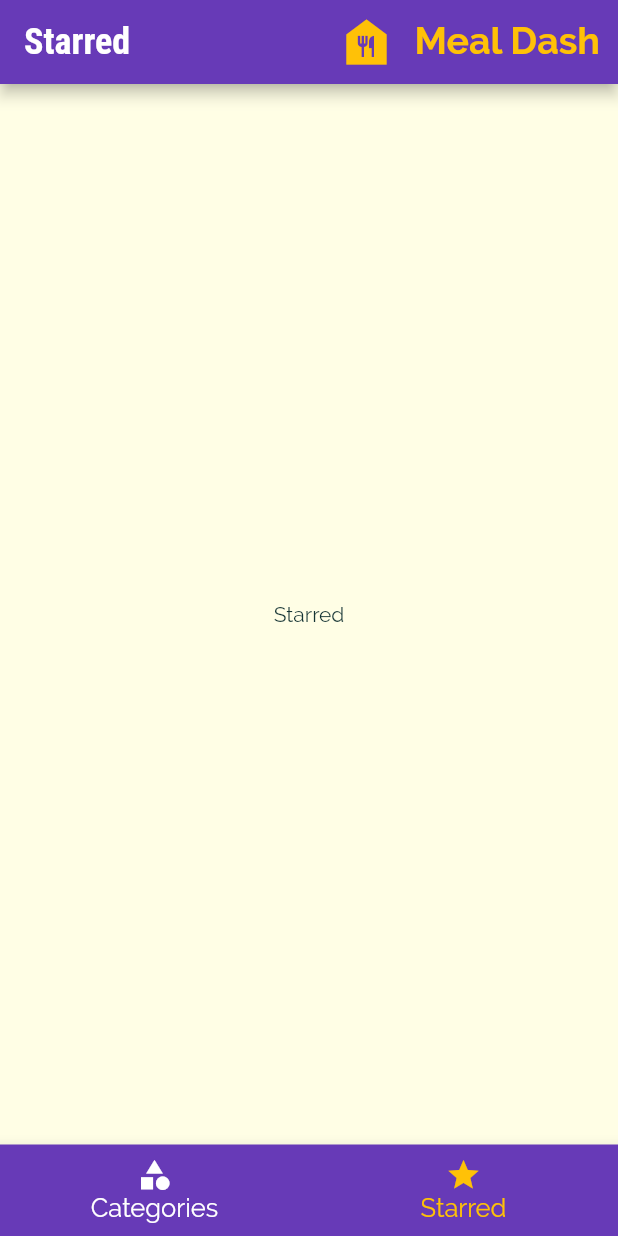
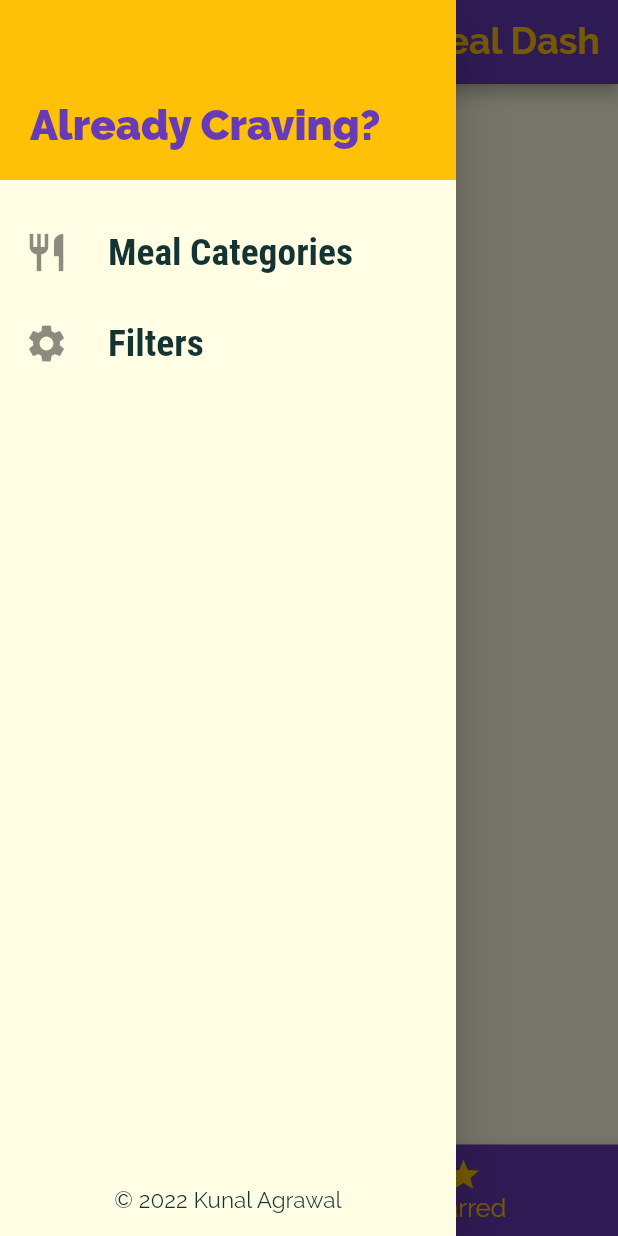
Before and after one commit to agrawalkunal2001/Meal_Dash, a Flutter app: the screen it shows after launch, item 2 of the bottom bar chosen, with the side drawer open (before the commit the screen has no drawer), on a phone screen of 412 x 824 dp. Run offline on Flutter 3.47's test engine with Material 2 defaults, Android fonts, the phone set to English and light mode, and no system bars.

Commit message:
Added drawer

```diff
--- a/lib/main.dart
+++ b/lib/main.dart
@@ -1,4 +1,5 @@
 import 'package:flutter/material.dart';
+import 'package:meal_dash/screens/filters_screen.dart';
 import 'package:meal_dash/screens/meal_category_screen.dart';
 import 'package:meal_dash/screens/meal_detail_screen.dart';
 import 'package:meal_dash/screens/tabs_screen.dart';
@@ -37,7 +38,8 @@ class MyApp extends StatelessWidget {
       routes: {
         "/": (ctx) => TabsScreen(),
         MealCategoryScreen.routeName: (ctx) => MealCategoryScreen(),
-        MealDetailScreen.routeName: (ctx) => MealDetailScreen()
+        MealDetailScreen.routeName: (ctx) => MealDetailScreen(),
+        FiltersScreen.routeName: (ctx) => FiltersScreen(),
       },
       onGenerateRoute: (settings) {
         // This function runs when a navigation is to occur and the route is not registered in the routes table above.
--- /dev/null
+++ b/lib/screens/filters_screen.dart
@@ -0,0 +1,17 @@
+import 'package:flutter/material.dart';
+
+class FiltersScreen extends StatefulWidget {
+  const FiltersScreen({Key? key}) : super(key: key);
+  static const routeName = "/filters";
+  @override
+  _FiltersScreenState createState() => _FiltersScreenState();
+}
+
+class _FiltersScreenState extends State<FiltersScreen> {
+  @override
+  Widget build(BuildContext context) {
+    return Center(
+      child: Text("Filters"),
+    );
+  }
+}
--- a/lib/screens/tabs_screen.dart
+++ b/lib/screens/tabs_screen.dart
@@ -1,6 +1,7 @@
 import 'package:flutter/material.dart';
 import 'package:meal_dash/screens/categories_screen.dart';
 import 'package:meal_dash/screens/starred_screen.dart';
+import 'package:meal_dash/widgets/main_drawer.dart';
 
 class TabsScreen extends StatefulWidget {
   const TabsScreen({Key? key}) : super(key: key);
@@ -62,11 +63,6 @@ class _TabsScreenState extends State<TabsScreen> {
       appBar: AppBar(
         title: Text(_pages[_selectedPageIndex]["title"] as String),
         actions: <Widget>[
-          Icon(
-            Icons.food_bank,
-            color: Theme.of(context).accentColor,
-            size: 40,
-          ),
           Container(
             padding: EdgeInsets.all(12),
             child: Text("Meal Dash",
@@ -77,6 +73,7 @@ class _TabsScreenState extends State<TabsScreen> {
           )
         ],
       ),
+      drawer: MainDrawer(),
       body: _pages[_selectedPageIndex]["page"] as Widget,
       bottomNavigationBar: BottomNavigationBar(
         onTap: _selectPage,
--- /dev/null
+++ b/lib/widgets/main_drawer.dart
@@ -0,0 +1,64 @@
+import 'package:flutter/material.dart';
+import 'package:meal_dash/screens/filters_screen.dart';
+
+class MainDrawer extends StatelessWidget {
+  Widget buildListTile(String title, IconData icon, VoidCallback tapHandler) {
+    return ListTile(
+      leading: Icon(icon, size: 30),
+      title: Text(
+        title,
+        style: TextStyle(
+            fontFamily: "RobotoCondensed",
+            fontSize: 25,
+            fontWeight: FontWeight.bold),
+      ),
+      onTap: tapHandler,
+    );
+  }
+
+  @override
+  Widget build(BuildContext context) {
+    return Drawer(
+      child: Column(
+        children: <Widget>[
+          Container(
+            height: 120,
+            width: double.infinity,
+            padding: EdgeInsets.all(20),
+            alignment: Alignment.bottomLeft,
+            color: Theme.of(context).accentColor,
+            child: Text(
+              "Already Craving?",
+              style: TextStyle(
+                  fontWeight: FontWeight.w900,
+                  fontSize: 28,
+                  color: Theme.of(context).primaryColor),
+            ),
+          ),
+          SizedBox(
+            height: 20,
+          ),
+          buildListTile("Meal Categories", Icons.restaurant, () {
+            Navigator.of(context).pushNamed("/");
+          }),
+          SizedBox(
+            height: 5,
+          ),
+          buildListTile("Filters", Icons.settings, () {
+            Navigator.of(context).pushNamed(FiltersScreen.routeName);
+          }),
+          Spacer(),
+          Padding(
+            padding: EdgeInsets.all(15),
+            child: Text(
+              "\u{00a9} 2022 Kunal Agrawal",
+              style: TextStyle(
+                fontSize: 15,
+              ),
+            ),
+          ),
+        ],
+      ),
+    );
+  }
+}
```
